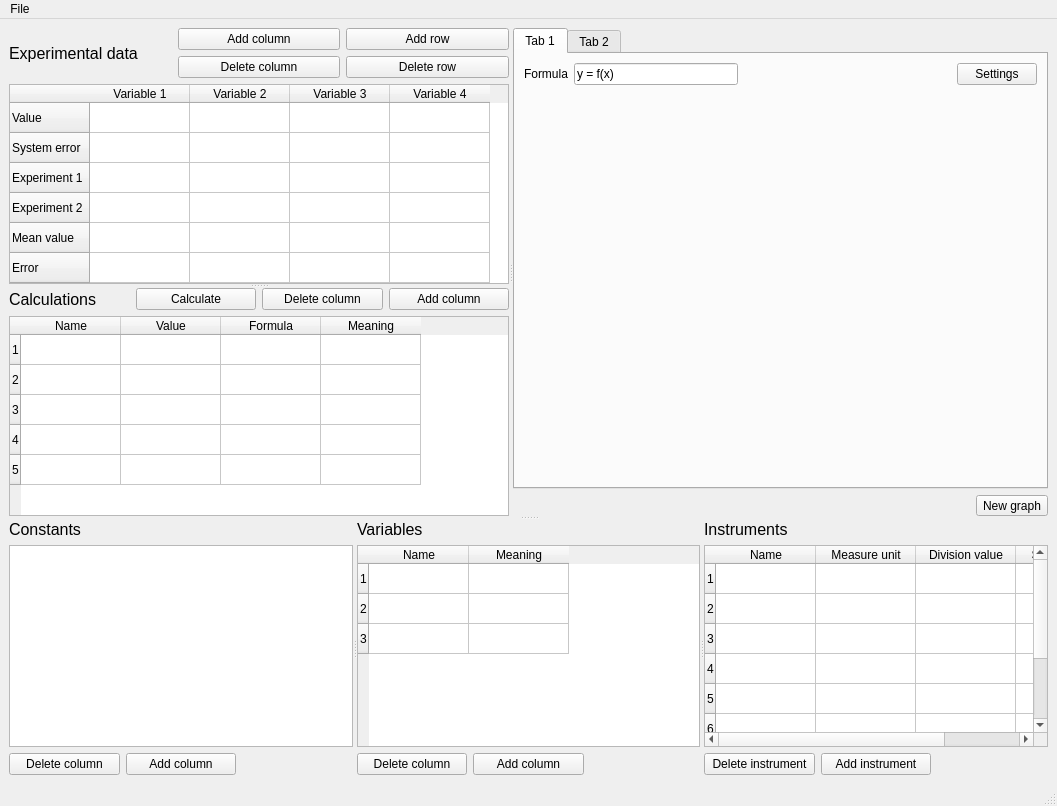
Before: the Qt Designer form mainwindow.ui in Kirikus/Experiments-2026S-CPP, drawn with Qt 5.
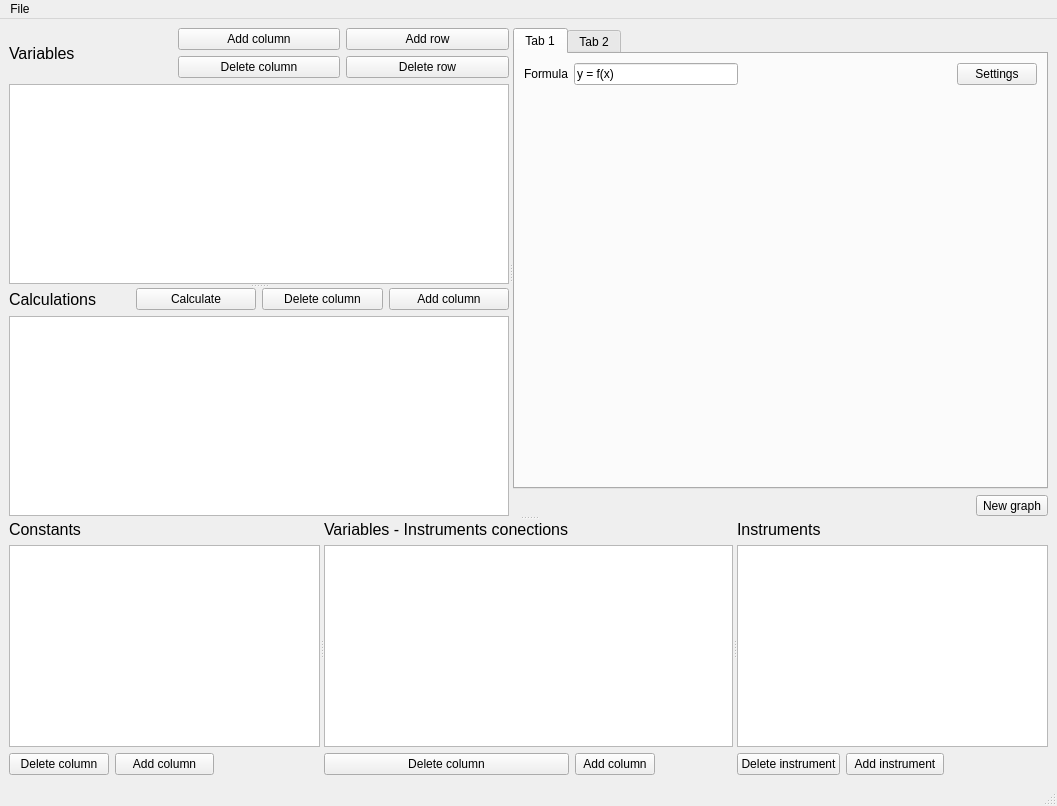
After: the same form once the commit is applied.

The edit to the form file:
```diff
--- a/mainwindow.ui
+++ b/mainwindow.ui
@@ -48,7 +48,7 @@
              </font>
             </property>
             <property name="text">
-             <string>Experimental data</string>
+             <string>Variables</string>
             </property>
            </widget>
           </item>
@@ -74,57 +74,7 @@
            </widget>
           </item>
           <item row="2" column="0" colspan="3">
-           <widget class="QTableWidget" name="ExperimentTable">
-            <row>
-             <property name="text">
-              <string>Value</string>
-             </property>
-            </row>
-            <row>
-             <property name="text">
-              <string>System error</string>
-             </property>
-            </row>
-            <row>
-             <property name="text">
-              <string>Experiment 1</string>
-             </property>
-            </row>
-            <row>
-             <property name="text">
-              <string>Experiment 2</string>
-             </property>
-            </row>
-            <row>
-             <property name="text">
-              <string>Mean value</string>
-             </property>
-            </row>
-            <row>
-             <property name="text">
-              <string>Error</string>
-             </property>
-            </row>
-            <column>
-             <property name="text">
-              <string>Variable 1</string>
-             </property>
-            </column>
-            <column>
-             <property name="text">
-              <string>Variable 2</string>
-             </property>
-            </column>
-            <column>
-             <property name="text">
-              <string>Variable 3</string>
-             </property>
-            </column>
-            <column>
-             <property name="text">
-              <string>Variable 4</string>
-             </property>
-            </column>
+           <widget class="QTableView" name="VariablesTable">
            </widget>
           </item>
          </layout>
@@ -144,7 +94,7 @@
            </widget>
           </item>
           <item row="1" column="0" colspan="4">
-           <widget class="QTableWidget" name="CalculationsTable">
+           <widget class="QTableView" name="CalculationsTable">
             <row>
              <property name="text">
               <string>1</string>
@@ -430,37 +380,12 @@
             </font>
            </property>
            <property name="text">
-            <string>Variables</string>
+            <string>Variables - Instruments conections</string>
            </property>
           </widget>
          </item>
          <item row="1" column="0" colspan="3">
-          <widget class="QTableWidget" name="VariablesTable">
-           <row>
-            <property name="text">
-             <string>1</string>
-            </property>
-           </row>
-           <row>
-            <property name="text">
-             <string>2</string>
-            </property>
-           </row>
-           <row>
-            <property name="text">
-             <string>3</string>
-            </property>
-           </row>
-           <column>
-            <property name="text">
-             <string>Name</string>
-            </property>
-           </column>
-           <column>
-            <property name="text">
-             <string>Meaning</string>
-            </property>
-           </column>
+          <widget class="QTableView" name="ConnectionsTable">
           </widget>
          </item>
          <item row="2" column="0">
@@ -508,67 +433,7 @@
           </widget>
          </item>
          <item row="1" column="0" colspan="3">
-          <widget class="QTableWidget" name="InstrumentsTable">
-           <row>
-            <property name="text">
-             <string>1</string>
-            </property>
-           </row>
-           <row>
-            <property name="text">
-             <string>2</string>
-            </property>
-           </row>
-           <row>
-            <property name="text">
-             <string>3</string>
-            </property>
-           </row>
-           <row>
-            <property name="text">
-             <string>4</string>
-            </property>
-           </row>
-           <row>
-            <property name="text">
-             <string>5</string>
-            </property>
-           </row>
-           <row>
-            <property name="text">
-             <string>6</string>
-            </property>
-           </row>
-           <row>
-            <property name="text">
-             <string>7</string>
-            </property>
-           </row>
-           <row>
-            <property name="text">
-             <string>8</string>
-            </property>
-           </row>
-           <column>
-            <property name="text">
-             <string>Name</string>
-            </property>
-           </column>
-           <column>
-            <property name="text">
-             <string>Measure unit</string>
-            </property>
-           </column>
-           <column>
-            <property name="text">
-             <string>Division value</string>
-            </property>
-           </column>
-           <column>
-            <property name="text">
-             <string>System error</string>
-            </property>
-           </column>
+          <widget class="QTableView" name="InstrumentsTable">
           </widget>
          </item>
         </layout>
```
Left out of the diff: 4 changed lines with no effect on the pictures.
